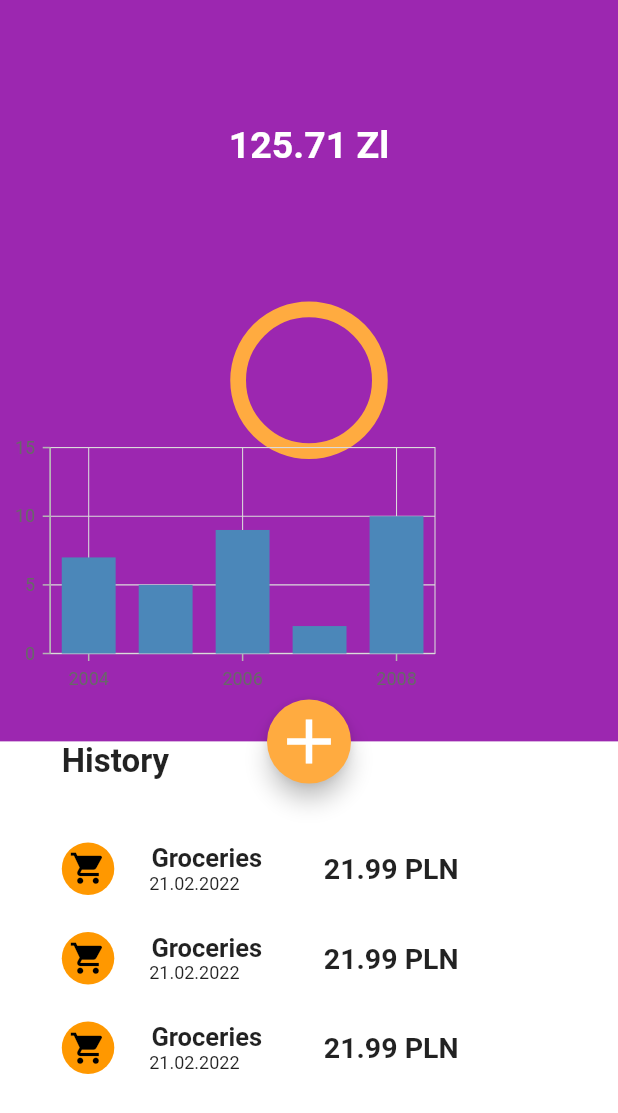
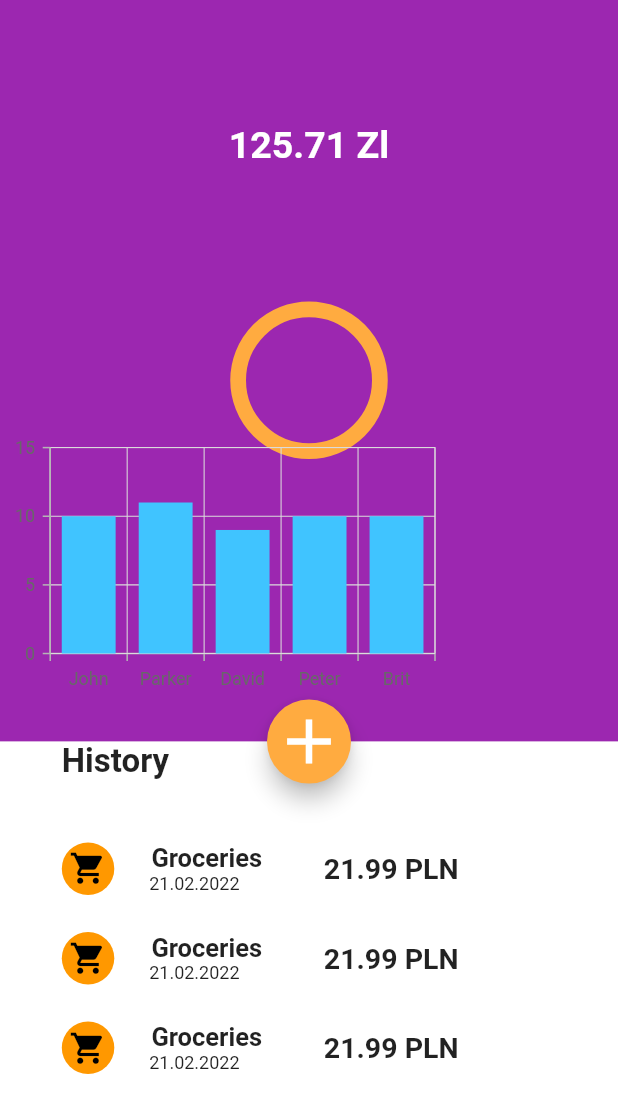
Before and after one commit to kverkholomova/finance_app, a Flutter app: the screen it shows after launch, on a phone screen of 412 x 824 dp. Shown: the top 1113 px of the screen. Run offline on Flutter 3.47's test engine with Material 2 defaults, Android fonts, the phone set to English and light mode, and no system bars; drawn by our look-alikes of syncfusion_flutter_gauges; our stand-ins replace syncfusion_flutter_charts.

Commit message:
Code updated

```diff
--- a/lib/models/data.dart
+++ b/lib/models/data.dart
@@ -1,14 +1,28 @@
-class SalesData {
-  SalesData(this.year, this.sales);
+// class SalesData {
+//   SalesData(this.year, this.sales);
+//
+//   final double year;
+//   final double sales;
+// }
+//
+// List<SalesData> chartData = [
+//   SalesData(2004, 7),
+//   SalesData(2005, 5),
+//   SalesData(2006, 9),
+//   SalesData(2007, 2),
+//   SalesData(2008, 10)
+// ];
 
-  final double year;
-  final double sales;
+class ChartData{
+  ChartData(this.x, this.y);
+  final String x;
+  final double y;
 }
 
-List<SalesData> chartData = [
-  SalesData(2004, 7),
-  SalesData(2005, 5),
-  SalesData(2006, 9),
-  SalesData(2007, 2),
-  SalesData(2008, 10)
+final List<ChartData> chartData = [
+  ChartData('John', 10),
+  ChartData('Parker', 11),
+  ChartData('David', 9),
+  ChartData('Peter', 10),
+  ChartData('Brit', 10)
 ];
--- /dev/null
+++ b/lib/models/radial_gauge.dart
@@ -0,0 +1,42 @@
+import 'package:flutter/material.dart';
+import 'package:syncfusion_flutter_gauges/gauges.dart';
+
+class RadialGauge extends StatelessWidget {
+  const RadialGauge({
+    Key? key,
+  }) : super(key: key);
+
+  @override
+  Widget build(BuildContext context) {
+    return SfRadialGauge(
+      axes: [
+        RadialAxis(
+          startAngle: 0,
+          endAngle: 360,
+          showLabels: false,
+          showTicks: false,
+          minimum: 0,
+          maximum: 360,
+          interval: 10,
+          radiusFactor: 0.30,
+          axisLineStyle: const AxisLineStyle(
+            thickness: 0.2,
+            color: Colors.orangeAccent,
+            thicknessUnit: GaugeSizeUnit.factor,
+            // cornerStyle: CornerStyle.bothCurve,
+          ),
+          // pointers: <GaugePointer>[
+          //   RangePointer(
+          //     // value: progressValue,
+          //     width: 0.1,
+          //     sizeUnit: GaugeSizeUnit.factor,
+          //     // cornerStyle: CornerStyle.bothCurve,
+          //     enableAnimation: true,
+          //     animationType: AnimationType.linear,
+          //   )
+          // ],
+        ),
+      ],
+    );
+  }
+}
--- a/lib/widgets/top_widget.dart
+++ b/lib/widgets/top_widget.dart
@@ -2,6 +2,7 @@ import 'package:flutter/material.dart';
 import 'package:syncfusion_flutter_charts/charts.dart';
 import 'package:syncfusion_flutter_gauges/gauges.dart';
 import '../models/data.dart';
+import '../models/radial_gauge.dart';
 
 class TopWidget extends StatelessWidget {
   const TopWidget({
@@ -11,73 +12,61 @@ class TopWidget extends StatelessWidget {
   @override
   Widget build(BuildContext context) {
     return Padding(
-      padding: EdgeInsets.only(bottom: MediaQuery.of(context).size.height*0.4),
+      padding:
+          EdgeInsets.only(bottom: MediaQuery.of(context).size.height * 0.4),
       child: Container(
-        height: MediaQuery.of(context).size.height*0.6,
+        height: MediaQuery.of(context).size.height * 0.6,
         color: Colors.purple,
         child: Stack(
           alignment: Alignment.center,
           children: [
-
             Padding(
-              padding: EdgeInsets.only(top: MediaQuery.of(context).size.height*0.1),
+              padding: EdgeInsets.only(
+                  top: MediaQuery.of(context).size.height * 0.1),
               child: const Align(
                 alignment: Alignment.topCenter,
-                child: Text("125.71 Zl",
-                style: TextStyle(color: Colors.white,fontWeight: FontWeight.bold, fontSize: 25),),
+                child: Text(
+                  "125.71 Zl",
+                  style: TextStyle(
+                      color: Colors.white,
+                      fontWeight: FontWeight.bold,
+                      fontSize: 25),
+                ),
               ),
             ),
             Positioned(
-              bottom: MediaQuery.of(context).size.height*0.08,
-              child: SfRadialGauge(
-                axes: [
-                  RadialAxis(
-                    startAngle: 0,
-                    endAngle: 360,
-                    showLabels: false,
-                    showTicks: false,
-                    minimum: 0,
-                    maximum: 360,
-                    interval: 10,
-                    radiusFactor: 0.30,
-                    axisLineStyle: const AxisLineStyle(
-                      thickness: 0.2,
-                      color: Colors.orangeAccent,
-                      thicknessUnit: GaugeSizeUnit.factor,
-                      // cornerStyle: CornerStyle.bothCurve,
-                    ),
-                    // pointers: <GaugePointer>[
-                    //   RangePointer(
-                    //     // value: progressValue,
-                    //     width: 0.1,
-                    //     sizeUnit: GaugeSizeUnit.factor,
-                    //     // cornerStyle: CornerStyle.bothCurve,
-                    //     enableAnimation: true,
-                    //     animationType: AnimationType.linear,
-                    //   )
-                    // ],
-
-                  ),
-                ],
-              ),
+              bottom: MediaQuery.of(context).size.height * 0.08,
+              child: RadialGauge(),
             ),
             Positioned(
-              left: MediaQuery.of(context).size.height*0.0,
-              top: MediaQuery.of(context).size.height*0.35,
-              bottom: MediaQuery.of(context).size.height*0.03,
+              left: MediaQuery.of(context).size.height * 0.0,
+              top: MediaQuery.of(context).size.height * 0.35,
+              bottom: MediaQuery.of(context).size.height * 0.03,
               child: Align(
                 alignment: Alignment.center,
                 child: SfCartesianChart(
-                  // title: ChartTitle(text: "Column Chart"),
-                  series: <ChartSeries>[
-                    ColumnSeries<SalesData, double>(
-                        dataSource: chartData,
-                        xValueMapper: (SalesData sales, _) => sales.year,
-                        yValueMapper: (SalesData sales, _) => sales.sales),
-                  ],
-                ),
+                    // title: ChartTitle(text: "Column Chart"),
+                    primaryXAxis: CategoryAxis(),
+                    series: <ChartSeries<ChartData, String>>[
+                      // Renders column chart
+                      ColumnSeries<ChartData, String>(
+                          color: Colors.lightBlueAccent,
+                          markerSettings: MarkerSettings(
+                            isVisible: false,
+                          ),
+                          dataSource: chartData,
+                          xValueMapper: (ChartData data, _) => data.x,
+                          yValueMapper: (ChartData data, _) => data.y)
+                    ]
+                    // series: <ChartSeries>[
+                    //   ColumnSeries<SalesData, double>(
+                    //       dataSource: chartData,
+                    //       xValueMapper: (SalesData sales, _) => sales.year,
+                    //       yValueMapper: (SalesData sales, _) => sales.sales),
+                    // ],
+                    ),
               ),
-    )
+            )
           ],
         ),
       ),
```
Also changed, not shown: lib/app.dart (+0 -10 lines), lib/screens/home_screen.dart (+7 -19 lines).
